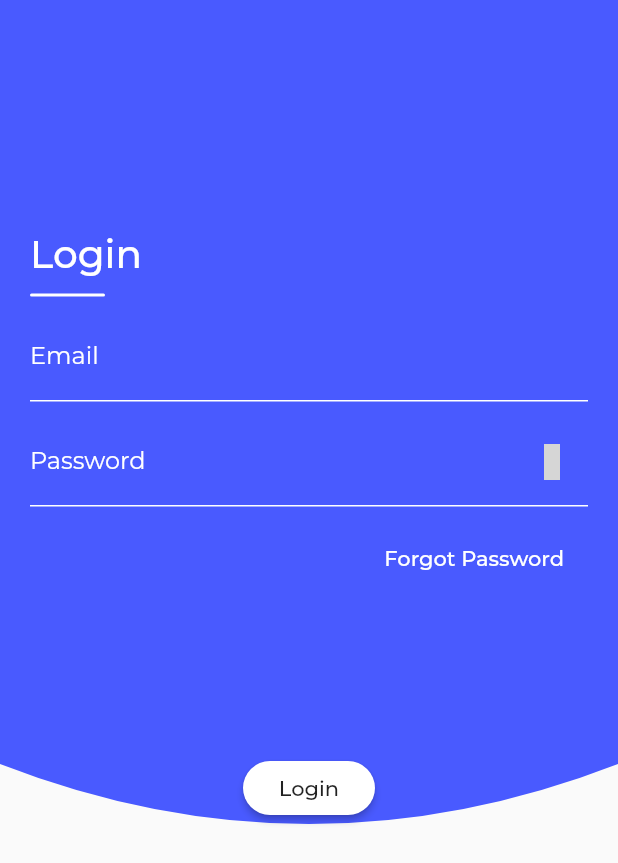
After one commit to 404shades/InternalMedical, a Flutter app: the screen it shows after launch, on a phone screen of 412 x 824 dp. The commit adds this screen. Shown: the top 863 px of the screen. Run offline on Flutter 3.47's test engine with Material 2 defaults, Android fonts, the phone set to English and light mode, and no system bars; our stand-ins replace carousel_slider, flutter_icons, percent_indicator; project files that could hold a hidden picture were left out; grey boxes are pictures that could not be loaded.

Commit message:
login screen added

```diff
--- /dev/null
+++ b/lib/Design/ArcClipper.dart
@@ -0,0 +1,22 @@
+import 'package:flutter/material.dart';
+
+class ArcCliper extends CustomClipper<Path>{
+  @override
+  Path getClip(Size size){
+     var path = Path();
+    path.lineTo(0, 0);
+    path.lineTo(0, size.height - 40);
+    path.quadraticBezierTo(
+        size.width / 4, size.height, size.width / 2, size.height);
+    path.quadraticBezierTo(
+        size.width - size.width / 4, size.height, size.width, size.height - 40);
+    path.lineTo(size.width, 0);
+    path.lineTo(0, 0);
+    return path;
+  }
+  @override
+    bool shouldReclip(CustomClipper<Path> oldClipper) {
+      // TODO: implement shouldReclip
+      return false;
+    }
+}
--- /dev/null
+++ b/lib/Design/LoginScreen.dart
@@ -0,0 +1,121 @@
+import 'package:flutter/material.dart';
+import 'package:flutter_icons/flutter_icons.dart';
+import 'package:medibuddy/Design/ArcClipper.dart';
+
+class LoginScreen extends StatefulWidget {
+  @override
+  _LoginScreenState createState() => _LoginScreenState();
+}
+
+class _LoginScreenState extends State<LoginScreen> {
+  @override
+  Widget build(BuildContext context) {
+    return Scaffold(
+      body: Stack(
+        fit: StackFit.loose,
+        alignment: Alignment.bottomCenter,
+        children: <Widget>[
+         Container(
+
+           height: MediaQuery.of(context).size.height/1.5,
+           width: MediaQuery.of(context).size.width,
+           child: ClipPath(
+             clipper: ArcCliper(),
+             child: Container(
+               padding: const EdgeInsets.only(left: 20,right: 20),
+               decoration: BoxDecoration(color: const Color(0xFF495aff)),
+               child: Column(
+                 mainAxisSize: MainAxisSize.max,
+                 mainAxisAlignment: MainAxisAlignment.center,
+                 crossAxisAlignment: CrossAxisAlignment.start,
+                 children: <Widget>[
+                   Column(
+                     mainAxisSize: MainAxisSize.min,
+                     mainAxisAlignment: MainAxisAlignment.center,
+                     crossAxisAlignment: CrossAxisAlignment.start,
+                     children: <Widget>[
+                       Text("Login",style: TextStyle(
+                     color: Colors.white,
+                    fontSize: 26,
+
+                    fontWeight: FontWeight.w500,
+
+                   ),),
+                   SizedBox(height: 10,),
+                   Container(
+                     width: 50,
+                     height: 2,
+                     decoration: BoxDecoration(
+                       color: Colors.white,
+                       borderRadius: BorderRadius.circular(20)
+                     ),
+                   )
+                     ],
+                   ),
+                   SizedBox(height: 10,),
+                   TextFormField(
+                     cursorColor: Colors.white,
+                     style: TextStyle(color: Colors.white),
+                     decoration: InputDecoration(
+                       labelText: "Email",
+                       labelStyle: TextStyle(color: Colors.white),
+                       enabledBorder: UnderlineInputBorder(
+                         borderSide: BorderSide(color: Colors.white)
+                       ),
+
+                       focusedBorder: UnderlineInputBorder(
+                         borderSide: BorderSide(color: Colors.white)
+                       )
+                     ),
+                   ),
+                   SizedBox(height: 10,),
+                   TextFormField(
+                     cursorColor: Colors.white,
+                     style: TextStyle(color: Colors.white),
+                     obscureText: true,
+                     decoration: InputDecoration(
+                       labelText: "Password",
+                       labelStyle: TextStyle(color: Colors.white),
+                       enabledBorder: UnderlineInputBorder(
+                         borderSide: BorderSide(color: Colors.white)
+                       ),
+                       suffixIcon: Icon(Feather.getIconData('eye'),color: Colors.white,),
+                       focusedBorder: UnderlineInputBorder(
+                         borderSide: BorderSide(color: Colors.white)
+                       )
+                     ),
+                   ),
+                   SizedBox(height: 10,),
+                   Row(
+                     mainAxisAlignment: MainAxisAlignment.end,
+                     crossAxisAlignment: CrossAxisAlignment.center,
+                     children: <Widget>[
+                       FlatButton(
+                         textColor: Colors.white,
+                         child: Text("Forgot Password"),
+                         onPressed: ()=>null,
+                       )
+                     ],
+                   )
+                 ],
+               ),
+             ),
+           ),
+         ),
+         Container(
+           margin: const EdgeInsets.only(top: 2),
+           child: MaterialButton(
+               shape: RoundedRectangleBorder(
+                 borderRadius: BorderRadius.circular(20),
+               ),
+               child: Text("Login"),
+               onPressed: ()=>null,
+               color: Colors.white,
+             ),
+         ),
+
+        ],
+      ),
+    );
+  }
+}
--- a/lib/Design/UserProfile.dart
+++ b/lib/Design/UserProfile.dart
@@ -39,17 +39,31 @@ class GemCard extends StatelessWidget {
   Widget build(BuildContext context) {
     return Container(
       width: MediaQuery.of(context).size.width-60,
-      padding: const EdgeInsets.all(20),
+
       margin: const EdgeInsets.symmetric(horizontal: 10,vertical: 8),
       decoration: BoxDecoration(
-        gradient: mediBuddyGradient,
+        image: DecorationImage(
+          image: AssetImage("assets/images/dback.jpg"),
+          fit: BoxFit.cover,
+          alignment: Alignment.centerRight
+        ),
         borderRadius: BorderRadius.circular(20)
       ),
-      child: Row(
+      child: Opacity(
+        opacity: 0.5,
+              child: Container(
+          decoration: BoxDecoration(
+            borderRadius: BorderRadius.circular(20),
+            gradient: mediBuddyGradient
+          ),
+          child: Row(
+            mainAxisAlignment: MainAxisAlignment.end,
         children: <Widget>[
           Text("Rohan Malik",style: TextStyle(color: Colors.white,fontSize: 19,fontWeight: FontWeight.w700),)
         ],
       ),
+        ),
+      )
     );
   }
 }
--- a/lib/main.dart
+++ b/lib/main.dart
@@ -1,6 +1,7 @@
 import 'package:flutter/material.dart';
 import 'package:flutter/services.dart';
 import 'package:medibuddy/Design/HomePage.dart';
+import 'package:medibuddy/Design/LoginScreen.dart';
 
 void main() => runApp(MyApp());
 
@@ -31,7 +32,7 @@ class MyApp extends StatelessWidget {
         primarySwatch: Colors.blue,
         primaryColor: const Color(0xFF495aff)
       ),
-      home: HomeScreen()
+      home: LoginScreen()
     );
   }
 }
```
Also changed, not shown: assets/images/dback.jpg (added).
